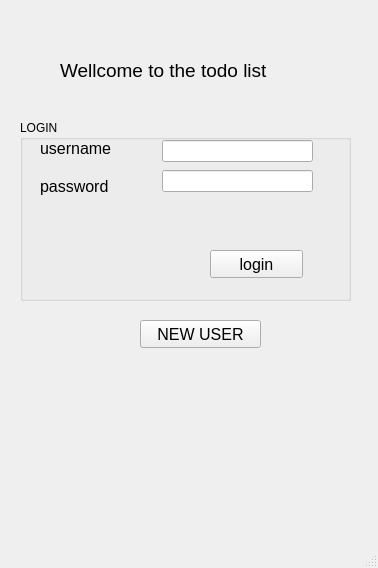
First picture: the form in mainwindow.ui, repository kuku20/qttodolist, before the edit.
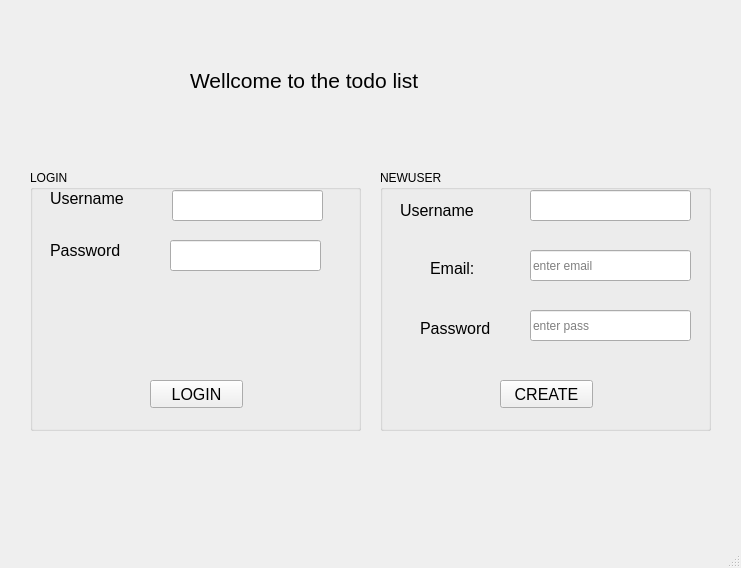
Second picture: the form after the edit.

Commit message: combine create new acc

The edit to the form file:
```diff
--- a/mainwindow.ui
+++ b/mainwindow.ui
@@ -6,7 +6,7 @@
    <rect>
     <x>0</x>
     <y>0</y>
-    <width>378</width>
+    <width>741</width>
     <height>568</height>
    </rect>
   </property>
@@ -17,46 +17,28 @@
    <widget class="QLabel" name="label">
     <property name="geometry">
      <rect>
-      <x>60</x>
-      <y>40</y>
-      <width>261</width>
+      <x>190</x>
+      <y>50</y>
+      <width>331</width>
       <height>61</height>
      </rect>
     </property>
     <property name="font">
      <font>
-      <pointsize>14</pointsize>
+      <pointsize>16</pointsize>
      </font>
     </property>
     <property name="text">
      <string>Wellcome to the todo list</string>
     </property>
    </widget>
-   <widget class="QPushButton" name="pushButton_2">
-    <property name="geometry">
-     <rect>
-      <x>140</x>
-      <y>320</y>
-      <width>121</width>
-      <height>28</height>
-     </rect>
-    </property>
-    <property name="font">
-     <font>
-      <pointsize>12</pointsize>
-     </font>
-    </property>
-    <property name="text">
-     <string>NEW USER</string>
-    </property>
-   </widget>
    <widget class="QGroupBox" name="groupBox">
     <property name="geometry">
      <rect>
-      <x>20</x>
-      <y>120</y>
+      <x>30</x>
+      <y>170</y>
       <width>331</width>
-      <height>181</height>
+      <height>261</height>
      </rect>
     </property>
     <property name="title">
@@ -67,7 +49,7 @@
       <rect>
        <x>20</x>
        <y>20</y>
-       <width>101</width>
+       <width>111</width>
        <height>16</height>
       </rect>
      </property>
@@ -77,15 +59,15 @@
       </font>
      </property>
      <property name="text">
-      <string>username</string>
+      <string>Username</string>
      </property>
     </widget>
     <widget class="QLabel" name="label_3">
      <property name="geometry">
       <rect>
        <x>20</x>
-       <y>56</y>
-       <width>91</width>
+       <y>70</y>
+       <width>101</width>
        <height>20</height>
       </rect>
      </property>
@@ -95,14 +77,14 @@
       </font>
      </property>
      <property name="text">
-      <string>password</string>
+      <string>Password</string>
      </property>
     </widget>
     <widget class="QPushButton" name="pushButton">
      <property name="geometry">
       <rect>
-       <x>190</x>
-       <y>130</y>
+       <x>120</x>
+       <y>210</y>
        <width>93</width>
        <height>28</height>
       </rect>
@@ -113,7 +95,7 @@
       </font>
      </property>
      <property name="text">
-      <string>login</string>
+      <string>LOGIN</string>
      </property>
     </widget>
     <widget class="QLineEdit" name="lineEdit_userInput">
@@ -122,21 +104,163 @@
        <x>142</x>
        <y>20</y>
        <width>151</width>
-       <height>22</height>
+       <height>31</height>
       </rect>
      </property>
     </widget>
     <widget class="QLineEdit" name="lineEdit_passInput">
      <property name="geometry">
       <rect>
-       <x>142</x>
-       <y>50</y>
+       <x>140</x>
+       <y>70</y>
        <width>151</width>
-       <height>22</height>
+       <height>31</height>
       </rect>
      </property>
     </widget>
    </widget>
+   <widget class="QLabel" name="label_4">
+    <property name="geometry">
+     <rect>
+      <x>430</x>
+      <y>120</y>
+      <width>251</width>
+      <height>51</height>
+     </rect>
+    </property>
+    <property name="font">
+     <font>
+      <pointsize>15</pointsize>
+     </font>
+    </property>
+    <property name="text">
+     <string/>
+    </property>
+   </widget>
+   <widget class="QGroupBox" name="groupBox_2">
+    <property name="geometry">
+     <rect>
+      <x>380</x>
+      <y>170</y>
+      <width>331</width>
+      <height>261</height>
+     </rect>
+    </property>
+    <property name="title">
+     <string>NEWUSER</string>
+    </property>
+    <widget class="QPushButton" name="pushButton_3">
+     <property name="geometry">
+      <rect>
+       <x>120</x>
+       <y>210</y>
+       <width>93</width>
+       <height>28</height>
+      </rect>
+     </property>
+     <property name="font">
+      <font>
+       <pointsize>12</pointsize>
+      </font>
+     </property>
+     <property name="text">
+      <string>CREATE</string>
+     </property>
+    </widget>
+    <widget class="QLineEdit" name="lineEdit_Npass">
+     <property name="geometry">
+      <rect>
+       <x>150</x>
+       <y>140</y>
+       <width>161</width>
+       <height>31</height>
+      </rect>
+     </property>
+     <property name="placeholderText">
+      <string>enter pass</string>
+     </property>
+    </widget>
+    <widget class="QLineEdit" name="lineEdit_Nemail">
+     <property name="geometry">
+      <rect>
+       <x>150</x>
+       <y>80</y>
+       <width>161</width>
+       <height>31</height>
+      </rect>
+     </property>
+     <property name="placeholderText">
+      <string>enter email</string>
+     </property>
+     <property name="clearButtonEnabled">
+      <bool>false</bool>
+     </property>
+    </widget>
+    <widget class="QLineEdit" name="lineEdit_Nuser">
+     <property name="geometry">
+      <rect>
+       <x>150</x>
+       <y>20</y>
+       <width>161</width>
+       <height>31</height>
+      </rect>
+     </property>
+    </widget>
+    <widget class="QLabel" name="label_5">
+     <property name="geometry">
+      <rect>
+       <x>20</x>
+       <y>30</y>
+       <width>101</width>
+       <height>21</height>
+      </rect>
+     </property>
+     <property name="font">
+      <font>
+       <pointsize>12</pointsize>
+      </font>
+     </property>
+     <property name="text">
+      <string>Username</string>
+     </property>
+    </widget>
+    <widget class="QLabel" name="label_6">
+     <property name="geometry">
+      <rect>
+       <x>50</x>
+       <y>90</y>
+       <width>55</width>
+       <height>16</height>
+      </rect>
+     </property>
+     <property name="font">
+      <font>
+       <pointsize>12</pointsize>
+      </font>
+     </property>
+     <property name="text">
+      <string>Email:</string>
+     </property>
+    </widget>
+    <widget class="QLabel" name="label_7">
+     <property name="geometry">
+      <rect>
+       <x>40</x>
+       <y>150</y>
+       <width>111</width>
+       <height>16</height>
+      </rect>
+     </property>
+     <property name="font">
+      <font>
+       <pointsize>12</pointsize>
+      </font>
+     </property>
+     <property name="text">
+      <string>Password</string>
+     </property>
+    </widget>
+   </widget>
   </widget>
   <widget class="QStatusBar" name="statusbar"/>
  </widget>
```
The commit also changes 17 other files.
